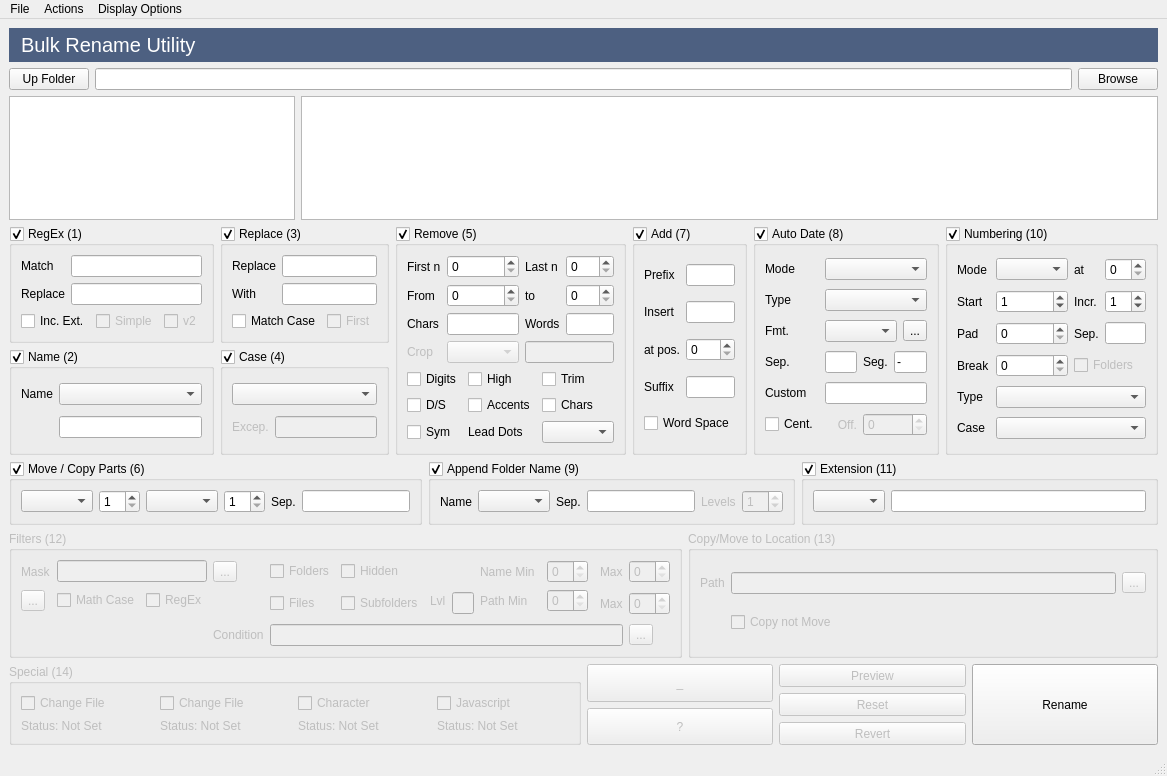
First picture: the form in mainWindow.ui, repository ManbirJudge/bullk-file-rename-utility, before the edit.
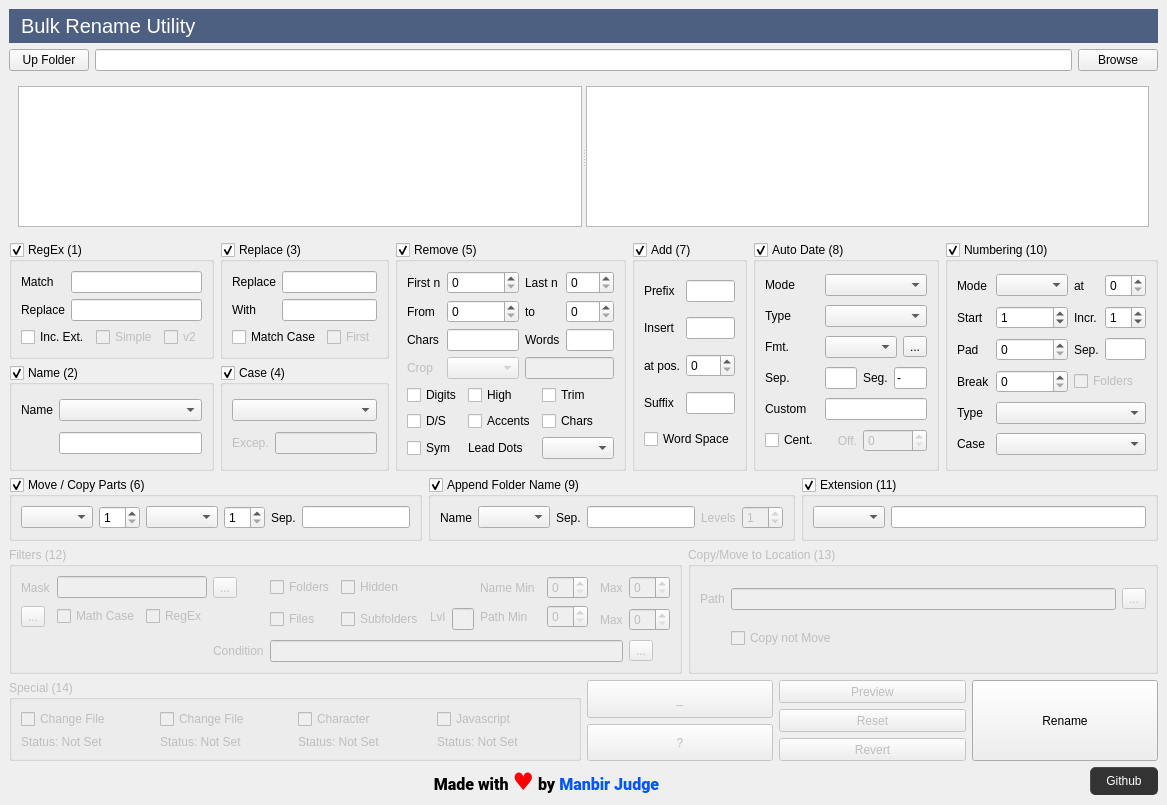
Second picture: the form after the edit. Icons and pictures are not drawn.

Patch:
```diff
--- a/mainWindow.ui
+++ b/mainWindow.ui
@@ -7,14 +7,14 @@
     <x>0</x>
     <y>0</y>
     <width>1166</width>
-    <height>776</height>
+    <height>805</height>
    </rect>
   </property>
   <property name="windowTitle">
    <string>Bulk Rename App</string>
   </property>
   <widget class="QWidget" name="centralwidget">
-   <layout class="QVBoxLayout" name="verticalLayout" stretch="0,0,2,3">
+   <layout class="QVBoxLayout" name="verticalLayout" stretch="0,0,1,0,0">
     <item>
      <widget class="QLabel" name="titleLabel">
       <property name="enabled">
@@ -56,25 +56,54 @@
      </layout>
     </item>
     <item>
-     <layout class="QHBoxLayout" name="fileSystemLayout" stretch="1,3">
-      <item>
-       <widget class="QTreeView" name="directoryTreeView">
-        <property name="animated">
-         <bool>false</bool>
-        </property>
-        <property name="headerHidden">
-         <bool>false</bool>
-        </property>
-       </widget>
-      </item>
-      <item>
-       <widget class="QTreeView" name="currentDirectoryTable">
-        <property name="sortingEnabled">
-         <bool>true</bool>
-        </property>
-       </widget>
-      </item>
-     </layout>
+     <widget class="QWidget" name="fileSystemLayout_2" native="true">
+      <property name="sizePolicy">
+       <sizepolicy hsizetype="Preferred" vsizetype="Expanding">
+        <horstretch>0</horstretch>
+        <verstretch>0</verstretch>
+       </sizepolicy>
+      </property>
+      <layout class="QGridLayout" name="gridLayout_13">
+       <item row="0" column="0">
+        <widget class="QSplitter" name="fileSystemSplitter">
+         <property name="sizePolicy">
+          <sizepolicy hsizetype="Expanding" vsizetype="Expanding">
+           <horstretch>0</horstretch>
+           <verstretch>0</verstretch>
+          </sizepolicy>
+         </property>
+         <property name="frameShape">
+          <enum>QFrame::NoFrame</enum>
+         </property>
+         <property name="orientation">
+          <enum>Qt::Horizontal</enum>
+         </property>
+         <property name="opaqueResize">
+          <bool>true</bool>
+         </property>
+         <property name="handleWidth">
+          <number>4</number>
+         </property>
+         <property name="childrenCollapsible">
+          <bool>false</bool>
+         </property>
+         <widget class="QTreeView" name="directoryTreeView">
+          <property name="animated">
+           <bool>false</bool>
+          </property>
+          <property name="headerHidden">
+           <bool>false</bool>
+          </property>
+         </widget>
+         <widget class="QTreeView" name="currentDirectoryTable">
+          <property name="sortingEnabled">
+           <bool>true</bool>
+          </property>
+         </widget>
+        </widget>
+       </item>
+      </layout>
+     </widget>
     </item>
     <item>
      <layout class="QVBoxLayout" name="controlsLayout" stretch="2,0,1,1">
@@ -616,6 +645,12 @@
                  <normalon>C:/Users/manbi/Downloads/help.png</normalon>
                 </iconset>
                </property>
+               <property name="checkable">
+                <bool>false</bool>
+               </property>
+               <property name="toolButtonStyle">
+                <enum>Qt::ToolButtonTextOnly</enum>
+               </property>
               </widget>
              </item>
             </layout>
@@ -1275,154 +1310,81 @@
       </item>
      </layout>
     </item>
+    <item>
+     <layout class="QHBoxLayout" name="horizontalLayout_8">
+      <property name="leftMargin">
+       <number>0</number>
+      </property>
+      <property name="topMargin">
+       <number>0</number>
+      </property>
+      <property name="bottomMargin">
+       <number>0</number>
+      </property>
+      <item>
+       <widget class="QLabel" name="label_47">
+        <property name="sizePolicy">
+         <sizepolicy hsizetype="Expanding" vsizetype="Preferred">
+          <horstretch>0</horstretch>
+          <verstretch>0</verstretch>
+         </sizepolicy>
+        </property>
+        <property name="font">
+         <font>
+          <family>Roboto</family>
+          <underline>false</underline>
+          <kerning>true</kerning>
+         </font>
+        </property>
+        <property name="text">
+         <string>&lt;html&gt;&lt;head/&gt;&lt;body&gt;&lt;p&gt;&lt;span style=&quot; font-size:12pt; font-weight:700;&quot;&gt;Made with &lt;/span&gt;&lt;span style=&quot; font-size:18pt; font-weight:700; color:#ff0000;&quot;&gt;♥️&lt;/span&gt;&lt;span style=&quot; font-size:12pt; font-weight:700;&quot;&gt; by &lt;/span&gt;&lt;span style=&quot; font-size:12pt; font-weight:700; color:#0055ff;&quot;&gt;Manbir Judge&lt;/span&gt;&lt;/p&gt;&lt;/body&gt;&lt;/html&gt;</string>
+        </property>
+        <property name="textFormat">
+         <enum>Qt::MarkdownText</enum>
+        </property>
+        <property name="alignment">
+         <set>Qt::AlignCenter</set>
+        </property>
+        <property name="textInteractionFlags">
+         <set>Qt::TextSelectableByMouse</set>
+        </property>
+       </widget>
+      </item>
+      <item>
+       <widget class="QPushButton" name="checkOutOnGithubBtn">
+        <property name="cursor">
+         <cursorShape>PointingHandCursor</cursorShape>
+        </property>
+        <property name="styleSheet">
+         <string notr="true">QPushButton {
+background-color: #333;
+color: rgb(255, 255, 255);
+alternate-background-color: rgb(38, 38, 38);
+border-radius: 25px;
+background-radius: 25px;
+padding: 6px 15px;
+border-style: outset;
+border-width: 1px;
+border-radius: 5px;
+border-color: #333;
+}</string>
+        </property>
+        <property name="text">
+         <string>Github</string>
+        </property>
+        <property name="icon">
+         <iconset>
+          <normaloff>C:/Users/manbi/Downloads/GitHub-Mark/PNG/GitHub-Mark-Light-120px-plus.png</normaloff>C:/Users/manbi/Downloads/GitHub-Mark/PNG/GitHub-Mark-Light-120px-plus.png</iconset>
+        </property>
+        <property name="flat">
+         <bool>false</bool>
+        </property>
+       </widget>
+      </item>
+     </layout>
+    </item>
    </layout>
   </widget>
-  <widget class="QMenuBar" name="menubar">
-   <property name="enabled">
-    <bool>true</bool>
-   </property>
-   <property name="geometry">
-    <rect>
-     <x>0</x>
-     <y>0</y>
-     <width>1166</width>
-     <height>21</height>
-    </rect>
-   </property>
-   <property name="defaultUp">
-    <bool>false</bool>
-   </property>
-   <property name="nativeMenuBar">
-    <bool>true</bool>
-   </property>
-   <widget class="QMenu" name="menuFile">
-    <property name="title">
-     <string>File</string>
-    </property>
-    <widget class="QMenu" name="menuFavourties">
-     <property name="title">
-      <string>Favourties</string>
-     </property>
-     <addaction name="actionSave_on_Exit"/>
-     <addaction name="actionSelect_Pathname"/>
-     <addaction name="separator"/>
-     <addaction name="actionEmpty"/>
-    </widget>
-    <widget class="QMenu" name="menuRecent">
-     <property name="title">
-      <string>Recent</string>
-     </property>
-     <addaction name="actionEmpty_2"/>
-    </widget>
-    <addaction name="actionNew"/>
-    <addaction name="actionOpen"/>
-    <addaction name="actionSave"/>
-    <addaction name="actionSave_As"/>
-    <addaction name="separator"/>
-    <addaction name="menuRecent"/>
-    <addaction name="separator"/>
-    <addaction name="menuFavourties"/>
-    <addaction name="separator"/>
-    <addaction name="actionExit"/>
-   </widget>
-   <widget class="QMenu" name="menuActions">
-    <property name="title">
-     <string>Actions</string>
-    </property>
-    <addaction name="actionSelect_All"/>
-    <addaction name="actionDeselect_All"/>
-    <addaction name="actionInvert_Selection"/>
-    <addaction name="actionSelect_from_Clipboard"/>
-    <addaction name="separator"/>
-    <addaction name="actionJump_to_Path"/>
-    <addaction name="separator"/>
-    <addaction name="actionRename_Object_Manually"/>
-    <addaction name="separator"/>
-    <addaction name="actionRefresh_Files"/>
-    <addaction name="actionRefresh_Tree"/>
-    <addaction name="actionShow_Hide_Tree"/>
-    <addaction name="actionZoom"/>
-    <addaction name="separator"/>
-    <addaction name="actionList"/>
-    <addaction name="separator"/>
-    <addaction name="actionImport_Renaem_Pairs"/>
-    <addaction name="separator"/>
-    <addaction name="actionDebug_New_Name"/>
-    <addaction name="separator"/>
-    <addaction name="actionReset_All_Remaining_Criteria"/>
-    <addaction name="actionRevert_All_Criteria_to_Last_Saved"/>
-    <addaction name="actionPreview"/>
-    <addaction name="actionRename"/>
-    <addaction name="separator"/>
-    <addaction name="actionUndo_Rename"/>
-    <addaction name="actionCreate_Undo_Batchfile"/>
-   </widget>
-   <widget class="QMenu" name="menuDisplay_Options">
-    <property name="title">
-     <string>Display Options</string>
-    </property>
-    <widget class="QMenu" name="menuList">
-     <property name="title">
-      <string>List</string>
-     </property>
-     <widget class="QMenu" name="menuShow_File_Sizes_as">
-      <property name="title">
-       <string>Show File Sizes as ...</string>
-      </property>
-      <addaction name="actionBytes"/>
-      <addaction name="actionKilobytes"/>
-      <addaction name="actionMegabytes"/>
-      <addaction name="actionGigabytes"/>
-      <addaction name="actionMixed"/>
-     </widget>
-     <addaction name="actionShow_Gridlines"/>
-     <addaction name="actionShow_Icons"/>
-     <addaction name="menuShow_File_Sizes_as"/>
-     <addaction name="actionShow_Picture_Viewer"/>
-     <addaction name="separator"/>
-     <addaction name="actionSelect_Columns"/>
-     <addaction name="actionAutofill_All_Columns"/>
-     <addaction name="actionSet_Content_of_Custom_Column"/>
-     <addaction name="separator"/>
-     <addaction name="actionExpand_File_List"/>
-     <addaction name="actionMaximize_File_List"/>
-    </widget>
-    <widget class="QMenu" name="menuColours">
-     <property name="title">
-      <string>Colours</string>
-     </property>
-     <addaction name="actionNew_Name_OK"/>
-     <addaction name="actionNew_Name_Invalid"/>
-     <addaction name="actionActive_Criteria"/>
-     <addaction name="actionHighlish_Active_Criteria"/>
-    </widget>
-    <widget class="QMenu" name="menuFont">
-     <property name="title">
-      <string>Font</string>
-     </property>
-     <addaction name="actionUse_Larger_Font"/>
-     <addaction name="actionUse_Smaller_Font"/>
-     <addaction name="actionReset"/>
-    </widget>
-    <widget class="QMenu" name="menuSorting">
-     <property name="title">
-      <string>Sorting</string>
-     </property>
-     <addaction name="actionLogical_Sorting"/>
-     <addaction name="actionGroup_Affected_Files"/>
-     <addaction name="actionSort_Files_and_Folders_Together"/>
-    </widget>
-    <addaction name="menuList"/>
-    <addaction name="menuColours"/>
-    <addaction name="menuFont"/>
-    <addaction name="separator"/>
-    <addaction name="menuSorting"/>
-   </widget>
-   <addaction name="menuFile"/>
-   <addaction name="menuActions"/>
-   <addaction name="menuDisplay_Options"/>
-  </widget>
-  <widget class="QStatusBar" name="statusbar"/>
   <action name="actionNew">
    <property name="text">
     <string>New</string>
```
